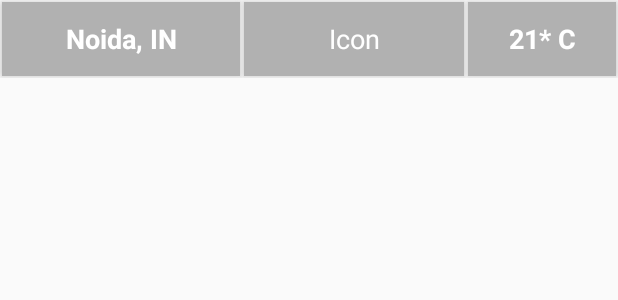
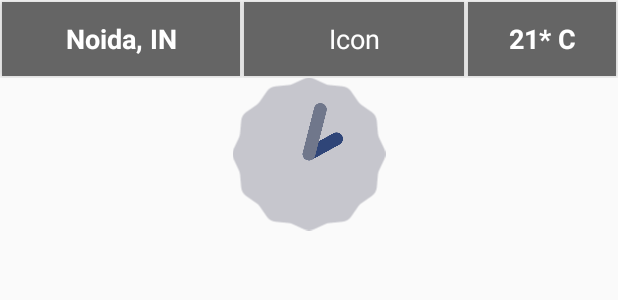
Before and after one commit to rrishabhj/WidgetBuzz, an Android app: the layout weather_widget.xml on its own in the app's theme, with its tools: preview values and no code run, on a phone screen of 412 x 824 dp. Shown: the top 300 px of the screen. Run offline under Robolectric (Android 15) with nearby library versions, the phone set to English and light mode, and no system bars.

Commit message:
added analog clock widget

```diff
--- a/app/src/main/java/com/androstock/myweatherapp/MainActivity.java
+++ b/app/src/main/java/com/androstock/myweatherapp/MainActivity.java
@@ -15,10 +15,6 @@ import com.google.android.gms.location.FusedLocationProviderClient;
 import com.google.android.gms.location.LocationServices;
 
 public class MainActivity extends AppCompatActivity {
-
-    // Project Created by Ferdousur Rahman Shajib
-    // www.androstock.com
-
 
 
     TextView cityField, detailsField, currentTemperatureField, humidity_field, pressure_field, weatherIcon, updatedField;
--- a/app/src/main/java/com/androstock/myweatherapp/controller/Function.java
+++ b/app/src/main/java/com/androstock/myweatherapp/controller/Function.java
@@ -15,9 +15,6 @@ import java.util.Date;
 import java.util.Locale;
 
 public class Function {
-
-	// Project Created by Ferdousur Rahman Shajib
-	// www.androstock.com
 
 	private static final String OPEN_WEATHER_MAP_URL =
 			"http://api.openweathermap.org/data/2.5/weather?lat=%s&lon=%s&units=metric";
--- a/app/src/main/res/layout/weather_widget.xml
+++ b/app/src/main/res/layout/weather_widget.xml
@@ -1,10 +1,15 @@
 <LinearLayout xmlns:android="http://schemas.android.com/apk/res/android"
     android:id="@+id/appwidget_ll"
     android:layout_width="match_parent"
-    android:layout_height="52dp"
-    android:orientation="horizontal"
+    android:layout_height="wrap_content"
+    android:orientation="vertical"
     android:padding="@dimen/widget_margin">
 
+        <LinearLayout
+            android:layout_width="match_parent"
+            android:layout_height="52dp"
+            android:orientation="horizontal"
+            android:padding="@dimen/widget_margin">
 
         <TextView
             android:id="@+id/appwidget_city"
@@ -15,7 +20,7 @@
             android:layout_centerVertical="true"
             android:layout_margin="1dp"
             android:gravity="center"
-            android:background="#b1b1b1"
+            android:background="#656565"
             android:elevation="4dp"
             android:textAppearance="?android:attr/textAppearanceMedium"
             android:text="Noida, IN"
@@ -30,7 +35,7 @@
             android:layout_weight="1.2"
             android:layout_height="match_parent"
             android:layout_margin="1dp"
-            android:background="#b1b1b1"
+            android:background="#656565"
             android:elevation="4dp"
             android:textAppearance="?android:attr/textAppearanceMedium"
             android:textSize="18dp"
@@ -46,12 +51,19 @@
             android:elevation="4dp"
             android:textSize="18dp"
             android:layout_margin="1dp"
-            android:background="#b1b1b1"
+            android:background="#656565"
             android:text="21* C"
             android:textAppearance="?android:attr/textAppearanceMedium"
             android:gravity="center"
             android:textColor="#ffffff"
             android:textStyle="normal|bold" />
+        </LinearLayout>
 
+        <AnalogClock
+            android:id="@+id/myAnalogClock"
+            android:layout_width="match_parent"
+            android:layout_height="102dp"
+            >
+        </AnalogClock>
 
 </LinearLayout>
--- a/app/src/main/res/xml/weather_widget_info.xml
+++ b/app/src/main/res/xml/weather_widget_info.xml
@@ -2,9 +2,9 @@
 <appwidget-provider xmlns:android="http://schemas.android.com/apk/res/android"
     android:initialKeyguardLayout="@layout/weather_widget"
     android:initialLayout="@layout/weather_widget"
-    android:minHeight="142dp"
+    android:minHeight="102dp"
     android:minWidth="192dp"
-    android:previewImage="@drawable/example_appwidget_preview"
+    android:previewImage="@mipmap/ic_launcher"
     android:resizeMode="horizontal|vertical"
     android:updatePeriodMillis="86400000"
     android:widgetCategory="home_screen"></appwidget-provider>
```
